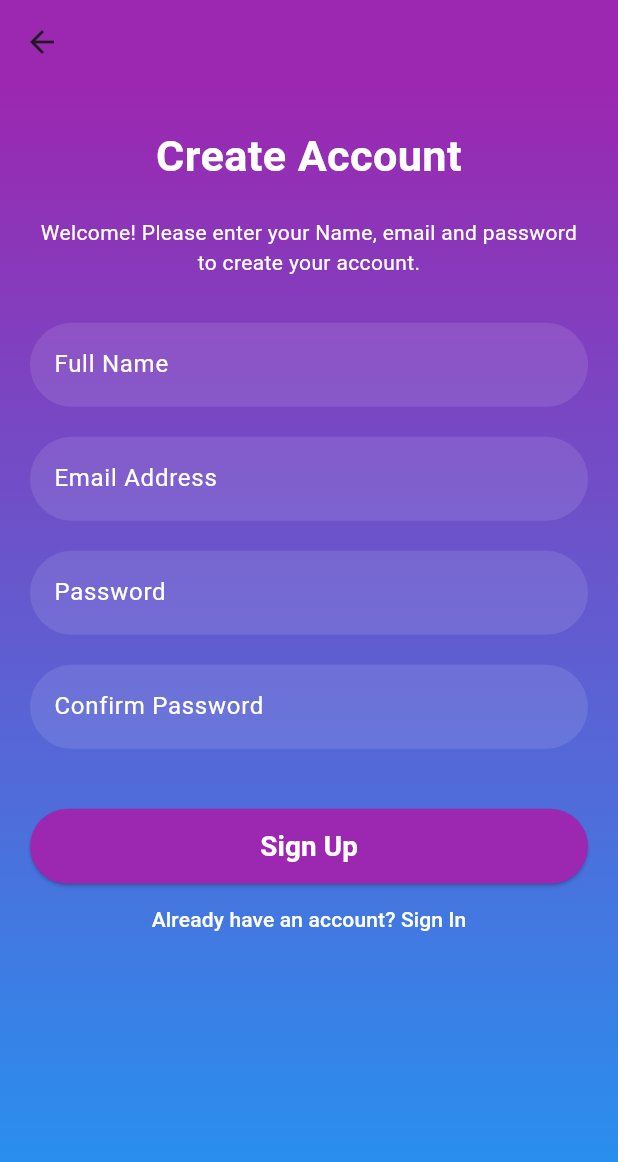
After one commit to nishant1100/GuideGo, a Flutter app: the SignUpView screen opened directly, on a phone screen of 412 x 824 dp. The commit adds this screen. Shown: the top 1162 px of the screen. Run offline on Flutter 3.47's test engine with Material 3 defaults, Android fonts, the phone set to English and light mode, and no system bars.

Commit message:
Signup page added

```diff
--- a/lib/view/landing_pg_view.dart
+++ b/lib/view/landing_pg_view.dart
@@ -60,7 +60,7 @@ class LandingPageView extends StatelessWidget {
                       // Navigate to the LoginScreen
                       Navigator.push(
                         context,
-                        MaterialPageRoute(builder: (context) => LoginScreenView()),
+                        MaterialPageRoute(builder: (context) => LoginView()),
                       );
                     },
                     style: ElevatedButton.styleFrom(
--- a/lib/view/login_screen_view.dart
+++ b/lib/view/login_screen_view.dart
@@ -1,7 +1,7 @@
 import 'package:flutter/material.dart';
+import 'package:guide_go/view/sign_up_view.dart';
 
-
-class LoginScreenView extends StatelessWidget {
+class LoginView extends StatelessWidget {
   @override
   Widget build(BuildContext context) {
     final screenWidth = MediaQuery.of(context).size.width;
@@ -107,7 +107,11 @@ class LoginScreenView extends StatelessWidget {
                     SizedBox(height: 0),
                     TextButton(
                       onPressed: () {
-                      //
+                         // Navigate to the sign_up page.
+                      Navigator.push(
+                        context,
+                        MaterialPageRoute(builder: (context) => SignUpView()),
+                      );
                       },
                       child: Text(
                         "Don't have an account? Create account",
--- /dev/null
+++ b/lib/view/sign_up_view.dart
@@ -0,0 +1,162 @@
+
+import 'package:flutter/material.dart';
+import 'package:guide_go/view/login_screen_view.dart';
+
+class SignUpView extends StatelessWidget {
+  @override
+  Widget build(BuildContext context) {
+    final screenWidth = MediaQuery.of(context).size.width;
+    final screenHeight = MediaQuery.of(context).size.height;
+
+    return Scaffold(
+      appBar: AppBar(
+        backgroundColor: const Color(0xFF9C27B0),
+        elevation: 0,
+      ),
+      body: Container(
+        width: screenWidth,
+        height: screenHeight,
+        decoration: BoxDecoration(
+          gradient: LinearGradient(
+            colors: [const Color(0xFF9C27B0), const Color.fromRGBO(33, 150, 243, 1)],
+            begin: Alignment.topCenter,
+            end: Alignment.bottomCenter,
+          ),
+        ),
+        child: SingleChildScrollView(
+          child: Padding(
+            padding: const EdgeInsets.all(20.0),
+            child: Column(
+              mainAxisAlignment: MainAxisAlignment.center,
+              crossAxisAlignment: CrossAxisAlignment.stretch,
+              children: [
+                SizedBox(height: screenHeight * 0.01),
+                Text(
+                  'Create Account',
+                  textAlign: TextAlign.center,
+                  style: TextStyle(
+                    fontSize: screenWidth * 0.07,
+                    fontWeight: FontWeight.bold,
+                    color: Colors.white,
+                  ),
+                ),
+                SizedBox(height: 20),
+                Text(
+                  'Welcome! Please enter your Name, email and password to create your account.',
+                  textAlign: TextAlign.center,
+                  style: TextStyle(
+                    color: Colors.white,
+                    fontSize: 14,
+                  ),
+                ),
+                SizedBox(height: 30),
+                TextField(
+                  decoration: InputDecoration(
+                    labelText: 'Full Name',
+                    labelStyle: TextStyle(color: Colors.white),
+                    filled: true,
+                    fillColor: Colors.white.withOpacity(0.1),
+                    border: OutlineInputBorder(
+                      borderRadius: BorderRadius.circular(30),
+                      borderSide: BorderSide.none,
+                    ),
+                  ),
+                  style: TextStyle(color: Colors.white),
+                ),
+                SizedBox(height: 20),
+                TextField(
+                  decoration: InputDecoration(
+                    labelText: 'Email Address',
+                    labelStyle: TextStyle(color: Colors.white),
+                    filled: true,
+                    fillColor: Colors.white.withOpacity(0.1),
+                    border: OutlineInputBorder(
+                      borderRadius: BorderRadius.circular(30),
+                      borderSide: BorderSide.none,
+                    ),
+                  ),
+                  style: TextStyle(color: Colors.white),
+                ),
+                SizedBox(height: 20),
+                TextField(
+                  obscureText: true,
+                  decoration: InputDecoration(
+                    labelText: 'Password',
+                    labelStyle: TextStyle(color: Colors.white),
+                    filled: true,
+                    fillColor: Colors.white.withOpacity(0.1),
+                    border: OutlineInputBorder(
+                      borderRadius: BorderRadius.circular(30),
+                      borderSide: BorderSide.none,
+                    ),
+                  ),
+                  style: TextStyle(color: Colors.white),
+                ),
+                SizedBox(height: 20),
+                TextField(
+                  obscureText: true,
+                  decoration: InputDecoration(
+                    labelText: 'Confirm Password',
+                    labelStyle: TextStyle(color: Colors.white),
+                    filled: true,
+                    fillColor: Colors.white.withOpacity(0.1),
+                    border: OutlineInputBorder(
+                      borderRadius: BorderRadius.circular(30),
+                      borderSide: BorderSide.none,
+                    ),
+                  ),
+                  style: TextStyle(color: Colors.white),
+                ),
+                SizedBox(height: 40),
+                ElevatedButton(
+                  onPressed: () {
+                    // Navigate to the LoginScreen
+                    Navigator.push(
+                      context,
+                      MaterialPageRoute(builder: (context) => LoginView()),
+                    );
+                  },
+                  style: ElevatedButton.styleFrom(
+                    backgroundColor: const Color(0xFF9C27B0),
+                    shape: RoundedRectangleBorder(
+                      borderRadius: BorderRadius.circular(30),
+                    ),
+                    minimumSize: Size(
+                      screenWidth * 0.6, // 60% of screen width
+                      50, // Fixed height
+                    ),
+                  ),
+                  child: Text(
+                    'Sign Up',
+                    style: TextStyle(
+                      fontSize: screenWidth * 0.045, // Dynamic font size
+                      color: Colors.white,
+                      fontWeight: FontWeight.bold,
+                    ),
+                  ),
+                ),
+                SizedBox(height: screenHeight * 0.0),
+                // Link to sign in page
+                Center(
+                  child: TextButton(
+                    onPressed: () {
+                      // Navigate back to login screen
+                      Navigator.push(
+                        context,
+                        MaterialPageRoute(builder: (context) => LoginView()),
+                      );
+                    },
+                    child: Text(
+                      "Already have an account? Sign In",
+                      style: TextStyle(color: Colors.white),
+                    ),
+                  ),
+                ),
+              ],
+            ),
+          ),
+        ),
+      ),
+    );
+  }
+}
```
